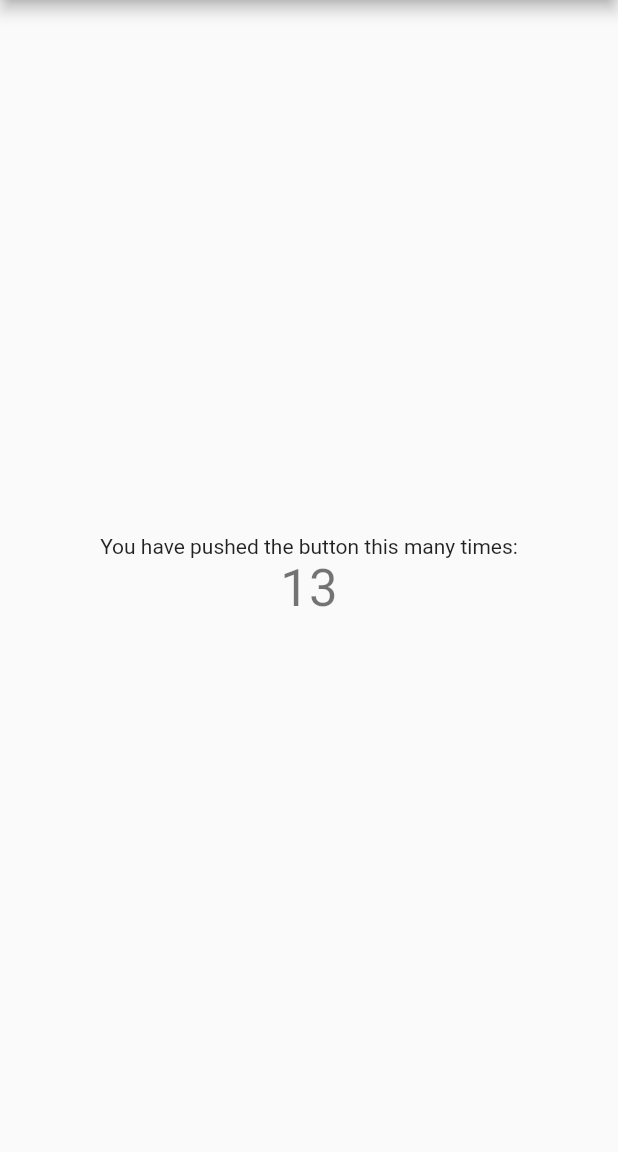
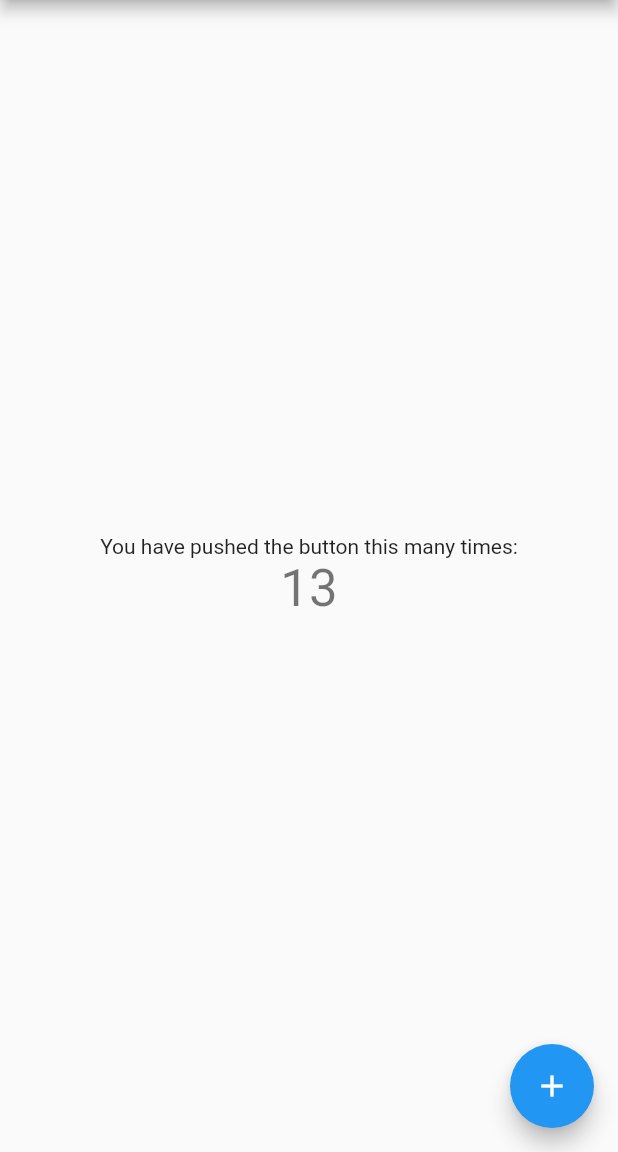
Before and after one commit to taforyou/myapp_redux, a Flutter app: the screen it shows after launch, on a phone screen of 412 x 824 dp, the part 84-1236 px from its top. Run offline on Flutter 3.47's test engine with Material 2 defaults, Android fonts, the phone set to English and light mode, and no system bars; our stand-ins replace flutter_redux, redux.

```diff
--- a/lib/actions/appActions.dart
+++ b/lib/actions/appActions.dart
@@ -1,10 +1,12 @@
 class IncrementalAction {
   final int count;
 
-  IncrementalAction(this.count);
+  IncrementalAction({this.count = 10});
+  //IncrementalAction();
 
-  @override
-  String toString() {
-    return 'IncrementalAction{count: $count}';
-  }
+
+  // @override
+  // String toString() {
+  //   return 'IncrementalAction{count: $count}';
+  // }
 }
--- a/lib/main.dart
+++ b/lib/main.dart
@@ -3,6 +3,7 @@ import 'package:redux/redux.dart';
 import 'package:flutter_redux/flutter_redux.dart';
 import 'package:myapp_redux/appState.dart';
 import 'package:myapp_redux/reducers/appReducers.dart';
+import 'package:myapp_redux/actions/appActions.dart';
 
 void main() {
   final store = new Store<AppState>(
@@ -83,18 +84,18 @@ class _MyHomePageState extends State<MyHomePage> {
           ],
         ),
       ),
-      // floatingActionButton: new StoreConnector<AppState, VoidCallback>(
-      //   converter: (store) {
-      //     return () => store.dispatch(IncrementalAction(10));
-      //   },
-      //   builder: (context, callback) {
-      //     return new FloatingActionButton(
-      //       onPressed: callback,
-      //       tooltip: 'Increment',
-      //       child: new Icon(Icons.add),
-      //     );
-      //   },
-      // ), // This trailing comma makes auto-formatting nicer for build methods.
+      floatingActionButton: new StoreConnector<AppState, VoidCallback>(
+        converter: (store) {
+          return () => store.dispatch(IncrementalAction());
+        },
+        builder: (context, callback) {
+          return new FloatingActionButton(
+            onPressed: callback,
+            tooltip: 'Increment',
+            child: new Icon(Icons.add),
+          );
+        },
+      ), // This trailing comma makes auto-formatting nicer for build methods.
     );
   }
 }
--- a/lib/reducers/appReducers.dart
+++ b/lib/reducers/appReducers.dart
@@ -7,5 +7,5 @@ final appReducer = combineReducers<AppState>([
 ]);
 
 AppState setIncremental(AppState state, IncrementalAction action) {
-  return AppState(count: state.count + 1);
+  return AppState(count: state.count + action.count);
 }
```
